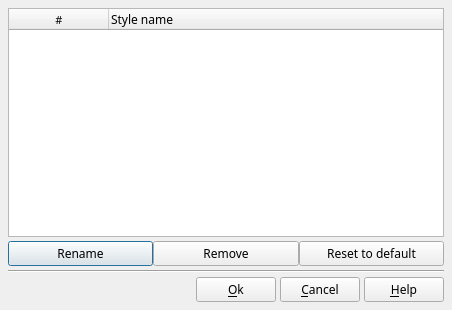
First picture: the form in DlgManageStyle.ui, repository boenki/ffdiaporama, before the edit.
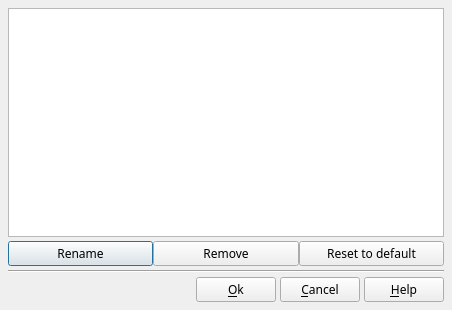
Second picture: the form after the edit. Icons and pictures are not drawn.

Commit message:
French version / Correction de bug : - Corrige l'erreur de filtrage lors des créations de style
French version / Nouvelles fonctionnalités :
- Developpement de la boite de gestion des styles

English version / Bug fix :
- Fix filtering error when creating new style

English version / New features :
- Manage style dialog developpment

What changed in the file:
```diff
--- a/DlgManageStyle.ui
+++ b/DlgManageStyle.ui
@@ -27,7 +27,7 @@
     <number>8</number>
    </property>
    <item>
-    <widget class="QTableWidget" name="TableStyle">
+    <widget class="QListWidget" name="ListStyle">
      <property name="font">
       <font>
        <pointsize>9</pointsize>
@@ -54,49 +54,6 @@
      <property name="horizontalScrollMode">
       <enum>QAbstractItemView::ScrollPerPixel</enum>
      </property>
-     <property name="sortingEnabled">
-      <bool>true</bool>
-     </property>
-     <property name="wordWrap">
-      <bool>false</bool>
-     </property>
-     <property name="cornerButtonEnabled">
-      <bool>false</bool>
-     </property>
-     <attribute name="horizontalHeaderHighlightSections">
-      <bool>false</bool>
-     </attribute>
-     <attribute name="horizontalHeaderStretchLastSection">
-      <bool>true</bool>
-     </attribute>
-     <attribute name="verticalHeaderVisible">
-      <bool>false</bool>
-     </attribute>
-     <column>
-      <property name="text">
-       <string notr="true">#</string>
-      </property>
-      <property name="font">
-       <font>
-        <family>Sans Serif</family>
-        <pointsize>8</pointsize>
-       </font>
-      </property>
-     </column>
-     <column>
-      <property name="text">
-       <string>Style name</string>
-      </property>
-      <property name="font">
-       <font>
-        <family>Sans Serif</family>
-        <pointsize>9</pointsize>
-       </font>
-      </property>
-      <property name="textAlignment">
-       <set>AlignLeft|AlignVCenter</set>
-      </property>
-     </column>
     </widget>
    </item>
    <item>
```
Left out of the diff: 2 changed lines with no effect on the pictures. The commit also changes 6 other files.
